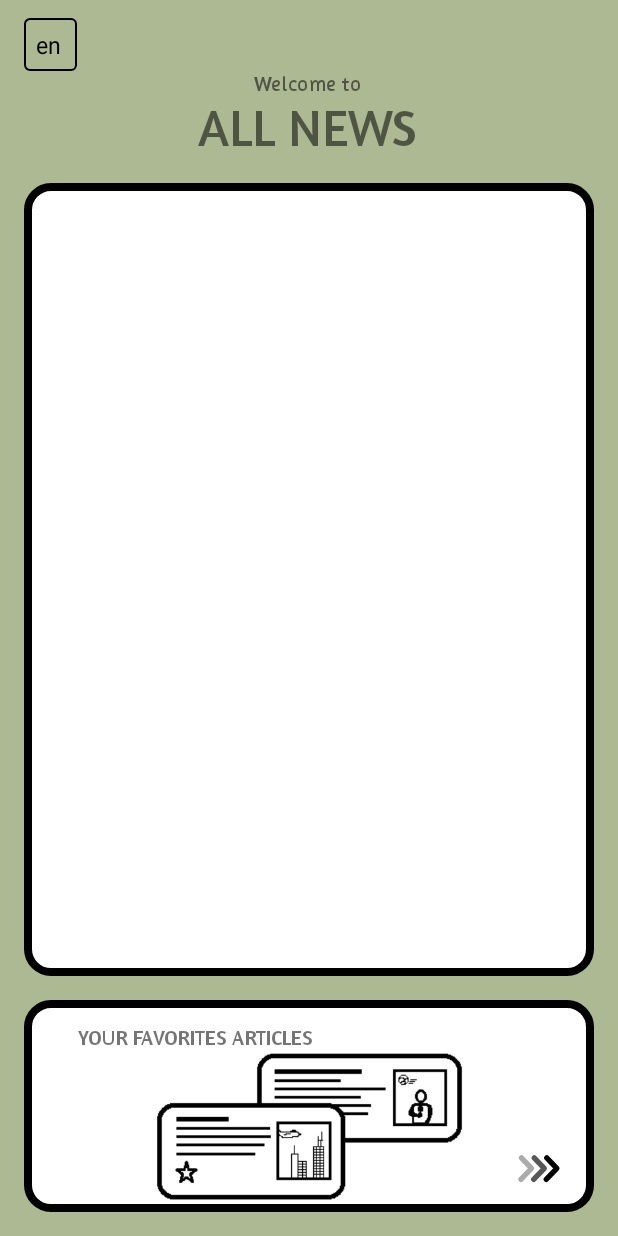
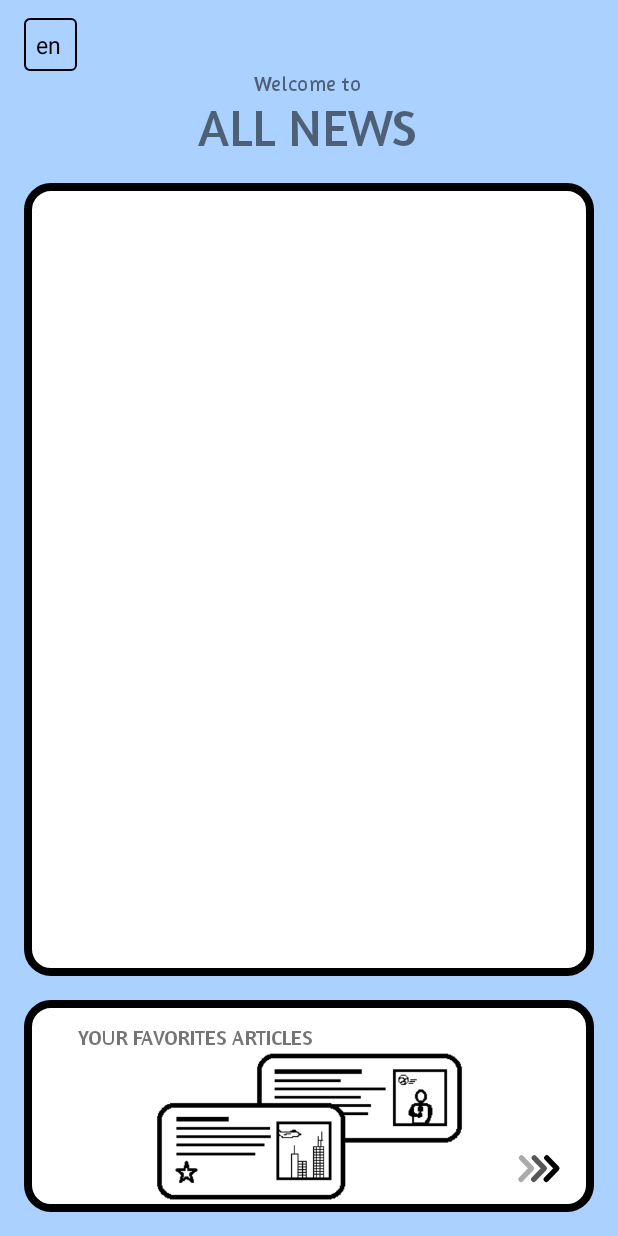
Before and after one commit to ItamarSter/news, an Android app: the screen it shows after launch (WelcomeActivity), on a phone screen of 412 x 824 dp. Run offline under Robolectric (Android 15) with nearby library versions, the phone set to English and light mode, and no system bars; our stand-ins replace Firebase (no records; nobody signed in at launch, a user with empty details on screens opened directly); pictures from the network do not load.

Commit message:
add screenshots

```diff
--- a/app/src/main/res/layout/activity_welcome.xml
+++ b/app/src/main/res/layout/activity_welcome.xml
@@ -5,8 +5,8 @@
     android:layout_width="match_parent"
     android:layout_height="match_parent"
     tools:context=".ui.welcome_screen.WelcomeActivity"
-    android:background="#acb992">
-
+    android:background="#550077ff">
+<!--#acb992-->
     <Spinner
         android:id="@+id/spinner"
         android:layout_width="35dp"
```
Also changed, not shown: 6 other files.
